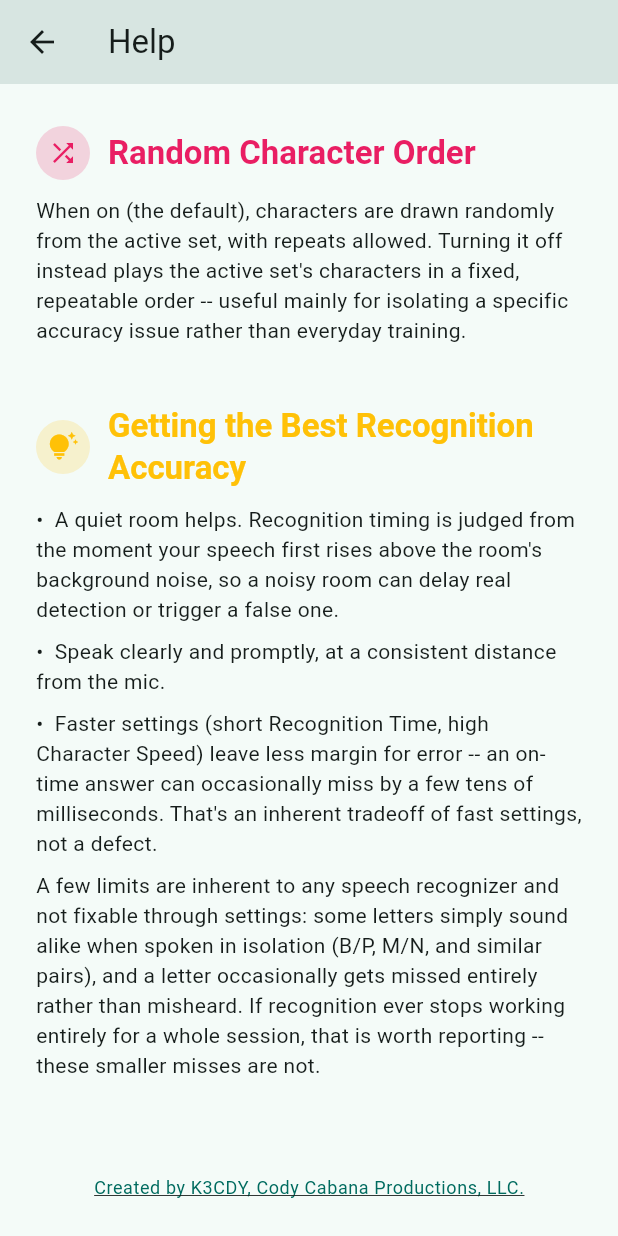
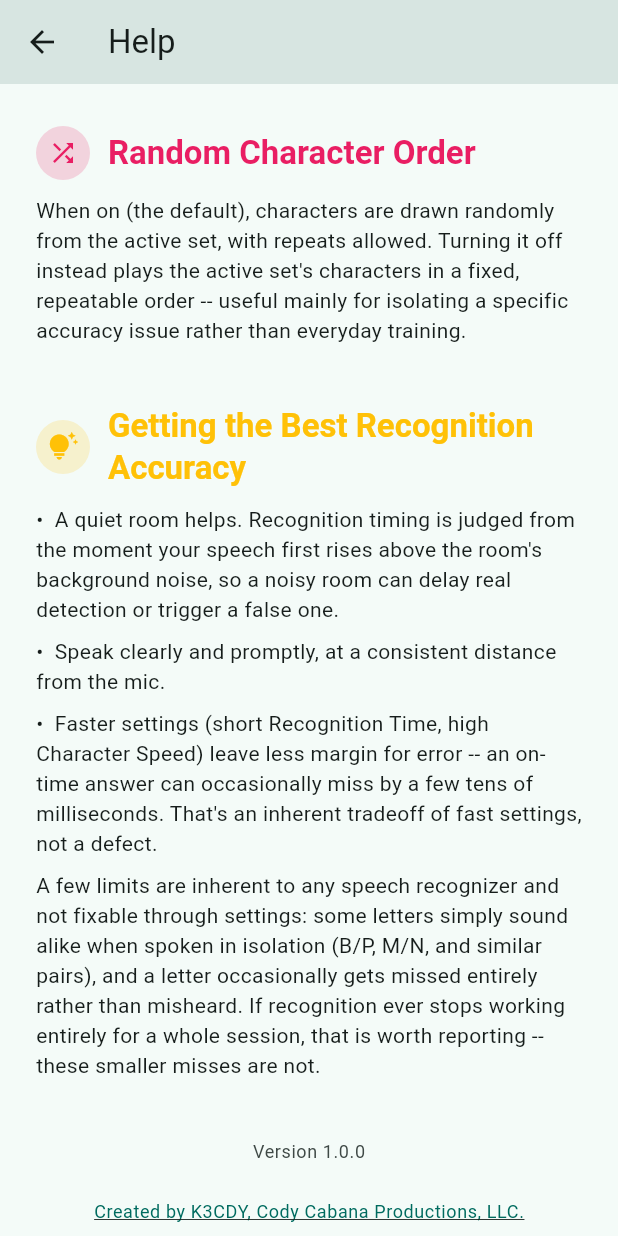
Before and after one commit to williamscody/Morse-ICR, a Flutter app: the HelpScreen screen opened directly, scrolled down 2740 dp, on a phone screen of 412 x 824 dp. Run offline on Flutter 3.47's test engine with Material 3 defaults, Android fonts, the phone set to English and light mode, and no system bars; our stand-ins replace audio_service, flutter_tts, just_audio, share_plus, speech_to_text; missing offline and left inert: audio_session, record; statements that could not run were skipped.

Commit message:
Hide Word chip from Character Set, add consistent chip borders, show app version on Help page
- Remove the Word (whole-word recognition) chip from the main screen's
  Character Set selector -- no implementation exists behind it yet.
  CharacterSetType.words itself is untouched, just excluded from the
  chip row (and from a persisted selection being restored), so nothing
  else that iterates CharacterSetType.values needs to change.
- Give every character-set chip an explicit border in both selected
  and unselected states, instead of Material 3's default of dropping
  the border once a chip is selected -- reads as consistent now that
  only three chips remain.
- Add a manually-maintained app version (lib/app_version.dart, starting
  at 1.0.0) shown at the bottom of the Help page, between the last
  help paragraph and the Cody Cabana Productions link.

Co-Authored-By: Claude Sonnet 5 <noreply@anthropic.com>

```diff
--- /dev/null
+++ b/lib/app_version.dart
@@ -0,0 +1,7 @@
+/// The app version shown on the Help page's footer -- maintained by hand
+/// here, not derived from `pubspec.yaml` at runtime (no
+/// `package_info_plus` dependency for a single label). Bump this string
+/// only when explicitly asked to (Bill, 2026-08-31); keep it in step
+/// with `pubspec.yaml`'s own `version:` field when you do, so the two
+/// don't drift apart.
+const String appVersion = '1.0.0';
--- a/lib/screens/help_screen.dart
+++ b/lib/screens/help_screen.dart
@@ -1,5 +1,7 @@
 import 'package:flutter/material.dart';
 import 'package:url_launcher/url_launcher.dart';
+
+import '../app_version.dart';
 
 /// One entry in the Help screen's table of contents and the matching
 /// body section below it -- [icon]/[color] are shared by both, per
@@ -252,6 +254,17 @@ class _HelpScreenState extends State<HelpScreen> {
                       ),
                       const SizedBox(height: 32),
                     ],
+                    Center(
+                      child: Text(
+                        'Version $appVersion',
+                        style: Theme.of(context).textTheme.bodySmall
+                            ?.copyWith(
+                              color: Theme.of(
+                                context,
+                              ).colorScheme.onSurfaceVariant,
+                            ),
+                      ),
+                    ),
                     const _CreatedByLink(),
                   ],
                 ),
```
Also changed, not shown: lib/screens/training_screen.dart (+32 -2 lines), 1 other file.
